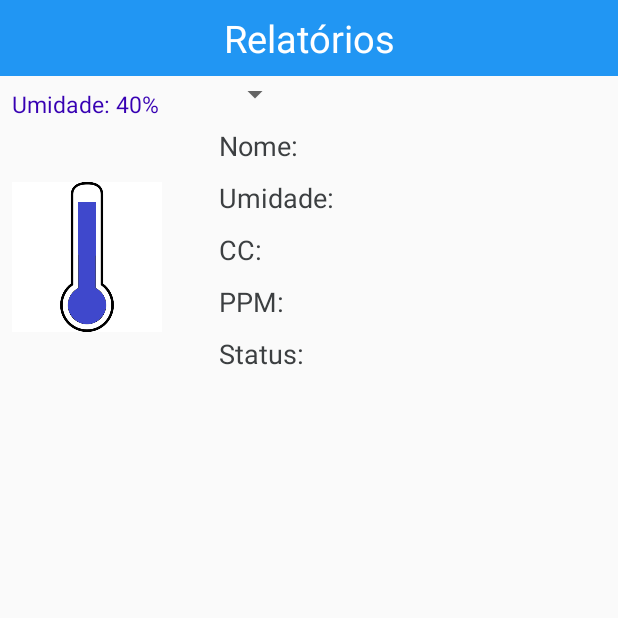
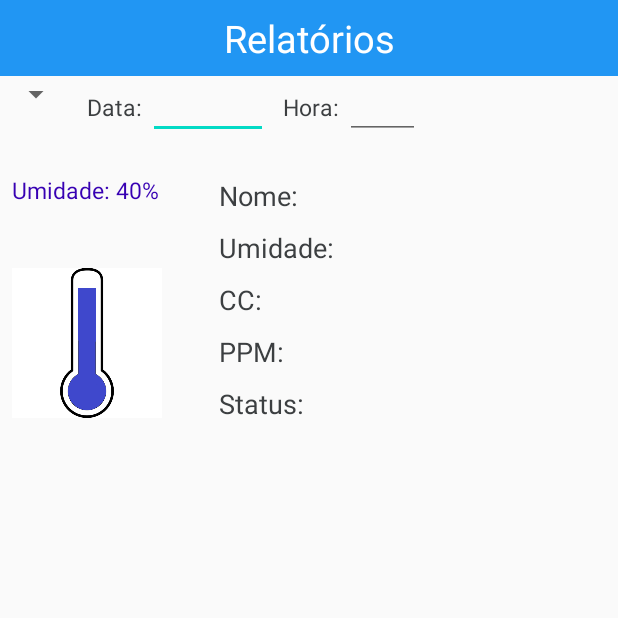
Before and after one commit to AlissonGuimara/projetoTCC, an Android app: the screen it shows after launch (RelatorioActivity), after a tap on an icon or button, on a phone screen of 412 x 824 dp, the top half of it. Run offline under Robolectric (Android 15) with nearby library versions, the phone set to English and light mode, and no system bars; our stand-ins replace Firebase (no records; nobody signed in at launch, a user with empty details on screens opened directly).

Commit message:
segundo commit

```diff
--- a/phone/src/main/java/com/example/phone/activitys/RelatorioActivity.java
+++ b/phone/src/main/java/com/example/phone/activitys/RelatorioActivity.java
@@ -4,6 +4,7 @@ import android.app.Activity;
 import android.os.Bundle;
 import android.util.Log;
 import android.view.View;
+import android.widget.ArrayAdapter;
 import android.widget.Button;
 import android.widget.EditText;
 import android.widget.ImageView;
@@ -14,6 +15,9 @@ import com.example.phone.R;
 import com.example.phone.firebase.LerDados;
 import com.example.phone.metodos.DadosApp;
 import com.example.phone.metodos.DadosSensor;
+import com.example.phone.metodos.Talhao;
+
+import java.util.ArrayList;
 
 public class RelatorioActivity extends Activity {
 
@@ -33,6 +37,8 @@ public class RelatorioActivity extends Activity {
 
     DadosApp dadosApp = new DadosApp();
     DadosSensor dadosSensor = new DadosSensor();
+    LerDados lerDados = new LerDados();
+    Talhao talhao = new Talhao();
 
     protected void onCreate(Bundle savedInstanceState) {
         super.onCreate(savedInstanceState);
@@ -42,6 +48,7 @@ public class RelatorioActivity extends Activity {
 
     //implementa todos os relatorios da view
     public void Relatorio() {
+        lerDados.lerNomeTalhao();
 
         umidadeTermometro = findViewById(R.id.texto_umidade_termometro);
         termometro = findViewById(R.id.view_termometro);
@@ -52,7 +59,15 @@ public class RelatorioActivity extends Activity {
         textoPpm = findViewById(R.id.text_ppm);
         textoStatus = findViewById(R.id.text_status);
 
-        //implemetar o spinner;
+        ArrayAdapter adapter = new ArrayAdapter (this, android.R.layout.simple_spinner_item, talhao.getNomeList());
+        spinnerTalhao.setAdapter(adapter);
+
+        if (spinnerTalhao.getSelectedItem()!=null){
+            Log.e("key", "key" + spinnerTalhao.getSelectedItem());
+
+        }
+
+        //spinnerTalhao.getSelectedItem().toString();
 
         /*
         data = findViewById(R.id.texto_data);
--- a/phone/src/main/java/com/example/phone/metodos/Talhao.java
+++ b/phone/src/main/java/com/example/phone/metodos/Talhao.java
@@ -1,12 +1,36 @@
 package com.example.phone.metodos;
+
+import java.util.ArrayList;
+import java.util.List;
 
 public class Talhao {
 
-    private String id;
-    private String nome;
-    private String ppm;
-    private String cc;
-    private String area;
+    public static String id;
+    public static String nome;
+    public static String ppm;
+    public static String cc;
+    public static String area;
+
+    public static ArrayList<String> idList = new ArrayList<>();
+    public static ArrayList<String> nomeList = new ArrayList<>();
+
+
+    public ArrayList<String> getIdList() {
+        return idList;
+    }
+
+    public void setIdList(ArrayList<String> idList) {
+        Talhao.idList = idList;
+    }
+
+    public ArrayList<String> getNomeList() {
+        return nomeList;
+    }
+
+    public void setNomeList(ArrayList<String> nomeList, ArrayList<String> Id) {
+        this.nomeList = nomeList;
+        idList = Id;
+    }
 
     public Talhao() {
     }
--- a/phone/src/main/res/layout/activity_relatorios.xml
+++ b/phone/src/main/res/layout/activity_relatorios.xml
@@ -28,6 +28,50 @@
                 android:layout_width="match_parent"
                 android:layout_height="wrap_content"
                 android:orientation="horizontal">
+                <Spinner
+                    android:layout_width="wrap_content"
+                    android:layout_height="wrap_content"
+                    android:id="@+id/spinner_IdTalhao">
+                </Spinner>
+
+                <TextView
+                    android:layout_width="wrap_content"
+                    android:layout_height="wrap_content"
+                    android:textColor="@color/corTexto"
+                    android:textSize="15dp"
+                    android:text="Data: "
+                    android:layout_marginLeft="10dp">
+                </TextView>
+                <EditText
+                    android:layout_width="80dp"
+                    android:layout_height="wrap_content"
+                    android:textSize="15dp"
+                    android:id="@+id/text_data_talha">
+                </EditText>
+
+                <TextView
+                    android:layout_width="wrap_content"
+                    android:layout_height="wrap_content"
+                    android:textColor="@color/corTexto"
+                    android:textSize="15dp"
+                    android:text="Hora: "
+                    android:layout_marginLeft="10dp">
+                </TextView>
+                <EditText
+                    android:layout_width="50dp"
+                    android:layout_height="wrap_content"
+                    android:textSize="15dp"
+                    android:id="@+id/text_hora_talhao">
+                </EditText>
+
+            </LinearLayout>
+
+            <LinearLayout
+                android:layout_width="wrap_content"
+                android:layout_height="wrap_content"
+                android:orientation="horizontal"
+                android:layout_marginTop="15dp">
+
                 <LinearLayout
                     android:layout_width="wrap_content"
                     android:layout_height="wrap_content"
@@ -55,11 +99,6 @@
                     android:layout_height="wrap_content"
                     android:orientation="vertical"
                     android:layout_marginLeft="30dp">
-                    <Spinner
-                        android:layout_width="wrap_content"
-                        android:layout_height="wrap_content"
-                        android:id="@+id/spinner_IdTalhao">
-                    </Spinner>
 
                     <LinearLayout
                         android:layout_width="wrap_content"
@@ -168,7 +207,6 @@
 
                 </LinearLayout>
 
-
             </LinearLayout>
 
         </LinearLayout>
```
Also changed, not shown: phone/src/main/java/com/example/phone/firebase/LerDados.java (+95 -14 lines).
